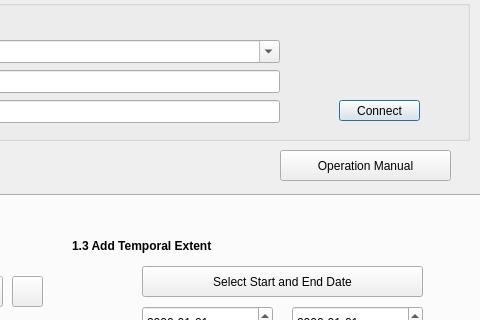
Qt form openeo_connector_dialog_base.ui (Open-EO/openeo-qgis-plugin) before a commit; both pictures show x 370 to 850 and y 0 to 320 of the 850 by 750 pixel window.
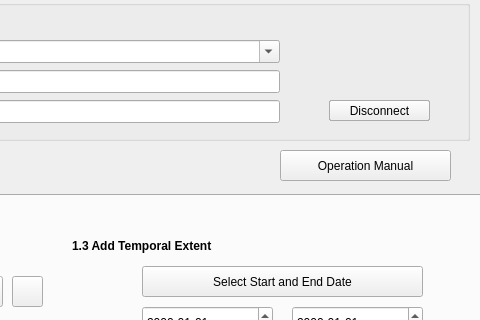
The same form after that commit. Icons and pictures are not drawn.

Commit message: added disconnect Button - cheeky solution

```diff
--- a/openeo_connector_dialog_base.ui
+++ b/openeo_connector_dialog_base.ui
@@ -154,9 +154,9 @@
    <widget class="QPushButton" name="connectButton">
     <property name="geometry">
      <rect>
-      <x>700</x>
+      <x>690</x>
       <y>100</y>
-      <width>81</width>
+      <width>101</width>
       <height>21</height>
      </rect>
     </property>
@@ -177,6 +177,21 @@
      <bool>true</bool>
     </property>
    </widget>
+   <widget class="QPushButton" name="disconnectButton">
+    <property name="geometry">
+     <rect>
+      <x>690</x>
+      <y>100</y>
+      <width>101</width>
+      <height>21</height>
+     </rect>
+    </property>
+    <property name="text">
+     <string>Disconnect</string>
+    </property>
+   </widget>
+   <zorder>connectButton</zorder>
+   <zorder>disconnectButton</zorder>
    <zorder>backendEdit</zorder>
    <zorder>label</zorder>
    <zorder>label_2</zorder>
```
Left out of the diff: 1 changed line with no effect on the pictures. The commit also changes 2 other files.
